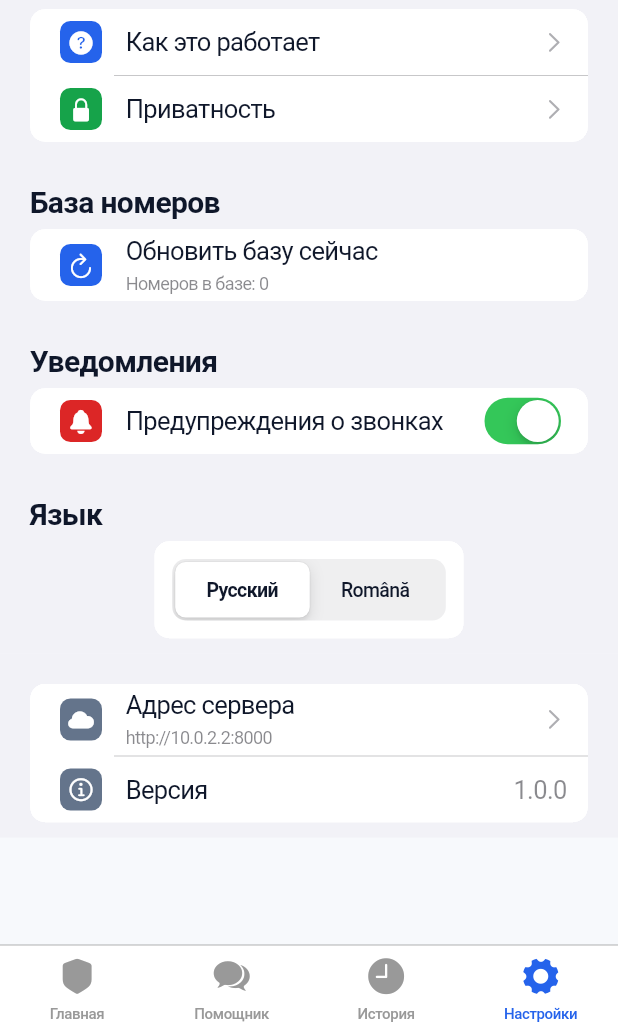
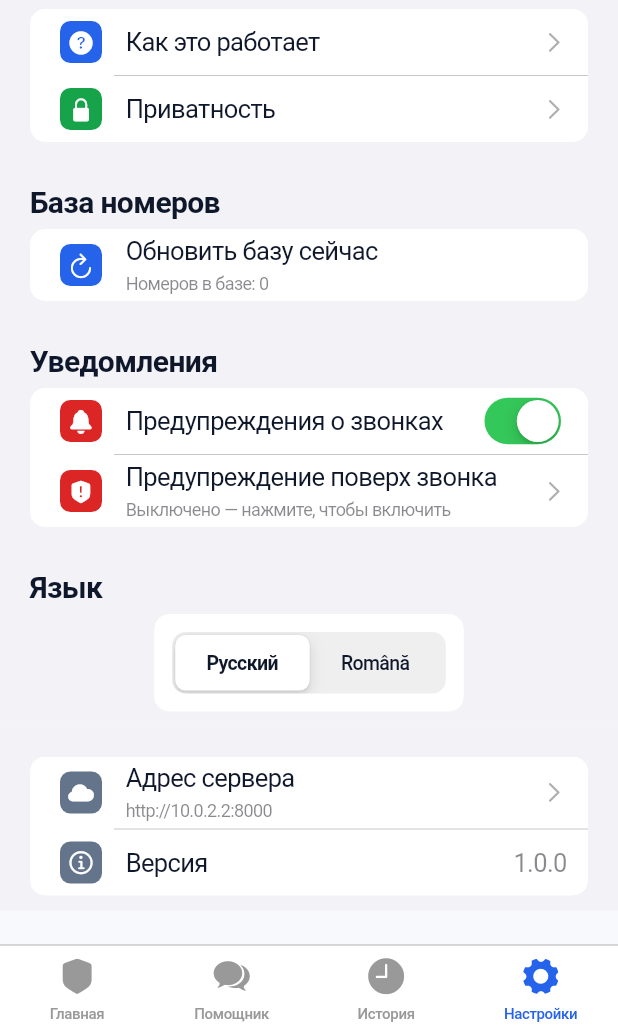
Before and after one commit to Keormel/SafeCall-1, a Flutter app: the SettingsScreen screen opened by its route, on a phone screen of 412 x 824 dp, the part 207-1236 px from its top. Run offline on Flutter 3.47's test engine with Material 3 defaults, Android fonts, the phone set to English and light mode, and no system bars; our stand-ins replace dio, flutter_local_notifications, flutter_riverpod, flutter_secure_storage, go_router, shared_preferences and 1 more; accounts and stored records are empty; network calls fail.

Commit message:
mobile: scam-warning card over the call screen, call parser, app icon
Android:
- Warning card over the incoming-call screen for known scammers (overlay window
  when unlocked, keyguard-capable activity when locked or the screen is off);
  shrinks to a reminder while talking and disappears when the call ends.
  Fully on-device, no backend calls.
- Incoming-call parser (CallEvent): strips tel: URI parameters, handles hidden
  numbers, reads STIR/SHAKEN verification, logs CALL_EVENT with the full and
  normalized number.
- Setup chain from "Enable protection": notifications, phone, caller-ID role,
  display over other apps, then MIUI pop-up/lock-screen permissions on Xiaomi.
- Only the latest call's notifications are kept (no Android bundling); the
  in-call warning is removed once the call is answered; a stale screened call
  is dropped when another (e.g. contact) call rings.
- SafeCall launcher, adaptive and status-bar icons.

App:
- Settings: "Warning over the call" status and "Set up for Xiaomi".
- Phone numbers are shown in full everywhere (history, report screen).
- iOS app icon.

```diff
--- a/mobile/lib/app.dart
+++ b/mobile/lib/app.dart
@@ -180,6 +180,7 @@ class _SafeCallAppState extends ConsumerState<SafeCallApp> {
     _lifecycle = AppLifecycleListener(
       onResume: () {
         ref.read(protectionProvider.notifier).refresh();
+        ref.read(overlayProvider.notifier).refresh();
         ref.read(syncControllerProvider.notifier).syncIfStale();
         ref.invalidate(callEventsProvider);
       },
--- a/mobile/lib/core/providers.dart
+++ b/mobile/lib/core/providers.dart
@@ -182,6 +182,26 @@ class ProtectionController extends AsyncNotifier<bool> {
       ref.read(nativeBridgeProvider).openProtectionSettings();
 }
 
+// --- Android: warning card over the call screen
+
+final overlayProvider = AsyncNotifierProvider<OverlayController, bool>(
+  OverlayController.new,
+);
+
+class OverlayController extends AsyncNotifier<bool> {
+  @override
+  Future<bool> build() => ref.read(nativeBridgeProvider).canDrawOverlays();
+
+  Future<void> refresh() async =>
+      state = AsyncData(await ref.read(nativeBridgeProvider).canDrawOverlays());
+
+  Future<void> request() => ref.read(nativeBridgeProvider).requestOverlay();
+}
+
+final isXiaomiProvider = FutureProvider<bool>(
+  (ref) => ref.watch(nativeBridgeProvider).isXiaomi(),
+);
+
 // --- call history
 
 final callEventsProvider = FutureProvider.family<List<CallEvent>, int?>(
--- a/mobile/lib/features/history/call_tile.dart
+++ b/mobile/lib/features/history/call_tile.dart
@@ -4,7 +4,6 @@ import 'package:intl/intl.dart';
 
 import '../../core/models.dart';
 import '../../core/notifications.dart';
-import '../../core/phone_utils.dart';
 import '../../core/theme.dart';
 import '../../core/ui.dart';
 
@@ -30,7 +29,7 @@ class CallTile extends StatelessWidget {
               crossAxisAlignment: CrossAxisAlignment.start,
               children: [
                 Text(
-                  maskPhone(event.phone),
+                  event.phone,
                   style: AppText.body.copyWith(fontWeight: FontWeight.w600),
                 ),
                 const SizedBox(height: 2),
--- a/mobile/lib/features/report/report_screen.dart
+++ b/mobile/lib/features/report/report_screen.dart
@@ -4,7 +4,6 @@ import 'package:flutter_riverpod/flutter_riverpod.dart';
 import 'package:go_router/go_router.dart';
 
 import '../../core/api_client.dart';
-import '../../core/phone_utils.dart';
 import '../../core/theme.dart';
 import '../../core/ui.dart';
 import 'report_controller.dart';
@@ -92,7 +91,7 @@ class _ReportScreenState extends ConsumerState<ReportScreen> {
                 children: [
                   RiskChip(widget.args.level),
                   const SizedBox(height: 10),
-                  Text(maskPhone(widget.args.phone), style: AppText.headline),
+                  Text(widget.args.phone, style: AppText.headline),
                   const SizedBox(height: 18),
                   Text(
                     l.reportQuestion,
--- a/mobile/lib/features/settings/settings_screen.dart
+++ b/mobile/lib/features/settings/settings_screen.dart
@@ -89,6 +89,40 @@ class SettingsScreen extends ConsumerWidget {
                         },
                       ),
                     ),
+                    if (defaultTargetPlatform == TargetPlatform.android)
+                      CupertinoListTile(
+                        leading: const _IconBox(
+                          icon: CupertinoIcons.exclamationmark_shield_fill,
+                          color: Color(0xFFDC2626),
+                        ),
+                        title: Text(l.overlayTitle),
+                        subtitle: Text(
+                          (ref.watch(overlayProvider).value ?? false)
+                              ? l.overlayOn
+                              : l.overlayOff,
+                        ),
+                        trailing: (ref.watch(overlayProvider).value ?? false)
+                            ? const Icon(
+                                CupertinoIcons.checkmark_alt,
+                                color: Color(0xFF16A34A),
+                              )
+                            : const CupertinoListTileChevron(),
+                        onTap: () =>
+                            ref.read(overlayProvider.notifier).request(),
+                      ),
+                    if (ref.watch(isXiaomiProvider).value ?? false)
+                      CupertinoListTile(
+                        leading: const _IconBox(
+                          icon: CupertinoIcons.wrench_fill,
+                          color: Color(0xFFF59E0B),
+                        ),
+                        title: Text(l.xiaomiSetup),
+                        subtitle: Text(l.xiaomiSetupHint, maxLines: 2),
+                        trailing: const CupertinoListTileChevron(),
+                        onTap: () => ref
+                            .read(nativeBridgeProvider)
+                            .openXiaomiPermissions(),
+                      ),
                   ],
                 ),
                 CupertinoListSection.insetGrouped(
--- a/mobile/lib/l10n/app_localizations.dart
+++ b/mobile/lib/l10n/app_localizations.dart
@@ -967,6 +967,36 @@ abstract class AppLocalizations {
   /// In ru, this message translates to:
   /// **'Позвонить'**
   String get simulateCallButton;
+
+  /// No description provided for @overlayTitle.
+  ///
+  /// In ru, this message translates to:
+  /// **'Предупреждение поверх звонка'**
+  String get overlayTitle;
+
+  /// No description provided for @overlayOn.
+  ///
+  /// In ru, this message translates to:
+  /// **'Включено'**
+  String get overlayOn;
+
+  /// No description provided for @overlayOff.
+  ///
+  /// In ru, this message translates to:
+  /// **'Выключено — нажмите, чтобы включить'**
+  String get overlayOff;
+
+  /// No description provided for @xiaomiSetup.
+  ///
+  /// In ru, this message translates to:
+  /// **'Настроить для Xiaomi'**
+  String get xiaomiSetup;
+
+  /// No description provided for @xiaomiSetupHint.
+  ///
+  /// In ru, this message translates to:
+  /// **'Всплывающие окна, окна в фоне и экран блокировки'**
+  String get xiaomiSetupHint;
 }
 
 class _AppLocalizationsDelegate
--- a/mobile/lib/l10n/app_ru.arb
+++ b/mobile/lib/l10n/app_ru.arb
@@ -193,5 +193,10 @@
   "simulateEnded": "Звонок завершён — смотрите уведомление",
   "simulateScamPreset": "Мошенник из базы",
   "simulateUnknownPreset": "Новый номер",
-  "simulateCallButton": "Позвонить"
+  "simulateCallButton": "Позвонить",
+  "overlayTitle": "Предупреждение поверх звонка",
+  "overlayOn": "Включено",
+  "overlayOff": "Выключено — нажмите, чтобы включить",
+  "xiaomiSetup": "Настроить для Xiaomi",
+  "xiaomiSetupHint": "Всплывающие окна, окна в фоне и экран блокировки"
 }
```
Also changed, not shown: mobile/lib/core/native_bridge.dart (+28 -0 lines), mobile/lib/core/notifications.dart (+5 -2 lines), mobile/lib/core/phone_utils.dart (+0 -11 lines), mobile/lib/l10n/app_localizations_ro.dart (+16 -0 lines), mobile/lib/l10n/app_localizations_ru.dart (+16 -0 lines), mobile/lib/l10n/app_ro.arb (+6 -1 lines), 52 other files.
